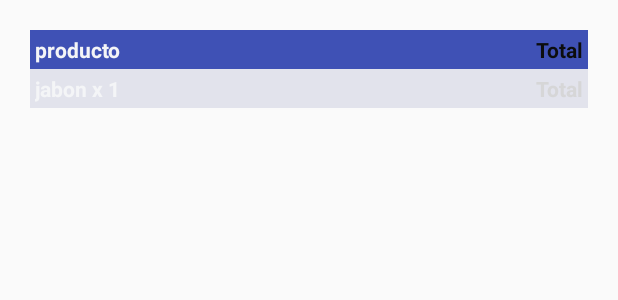
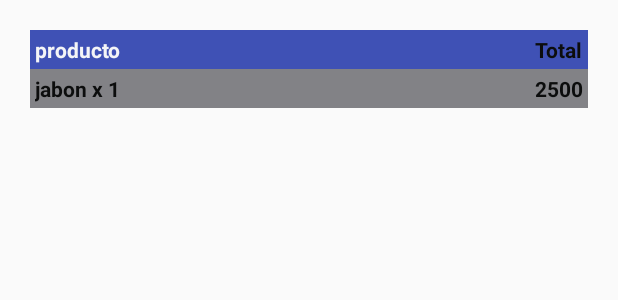
Before and after one commit to JASJ-07/layout, an Android app: the layout table_layout.xml on its own in the app's theme, with its tools: preview values and no code run, on a phone screen of 412 x 824 dp. Shown: the top 300 px of the screen. Run offline under Robolectric (Android 15) with nearby library versions, the phone set to English and light mode, and no system bars.

```diff
--- /dev/null
+++ b/miprimerlayout/app/src/main/res/layout/grid_layout.xml
@@ -0,0 +1,6 @@
+<?xml version="1.0" encoding="utf-8"?>
+<android.support.constraint.ConstraintLayout
+    xmlns:android="http://schemas.android.com/apk/res/android" android:layout_width="match_parent"
+    android:layout_height="match_parent">
+
+</android.support.constraint.ConstraintLayout>
--- a/miprimerlayout/app/src/main/res/layout/table_layout.xml
+++ b/miprimerlayout/app/src/main/res/layout/table_layout.xml
@@ -28,14 +28,14 @@
             android:layout_column="0"
             android:padding="3dp"
             android:text="jabon x 1"
-            android:textColor="@color/blanco"
+            android:textColor="@color/negro"
             android:textStyle="bold" />
 
         <TextView
             android:layout_column="2"
             android:padding="3dp"
-            android:text="Total"
-            android:textColor="@color/blnco"
+            android:text="2500"
+            android:textColor="@color/negro"
             android:textStyle="bold" />
     </TableRow>
 
--- a/miprimerlayout/app/src/main/res/values/colors.xml
+++ b/miprimerlayout/app/src/main/res/values/colors.xml
@@ -4,6 +4,6 @@
     <color name="colorPrimaryDark">#303F9F</color>
     <color name="blanco">#f4f5f7</color>
     <color name="negro">#0c0d0d</color>
-    <color name="gris">#e2e3ec</color>
+    <color name="gris">#828286</color>
     <color name="colorAccent">#FF4081</color>
 </resources>
```
